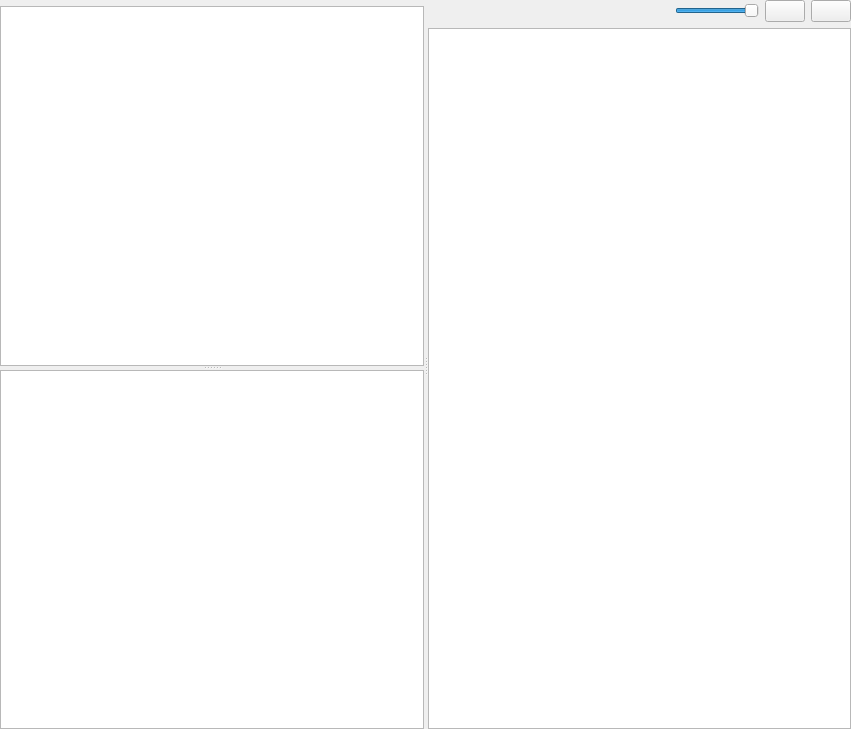
The window that Code/Editor/EditorFramework/Assets/AssetBrowserWidget.ui (ezEngine/ezEngine) describes before a commit, drawn with Qt 5.
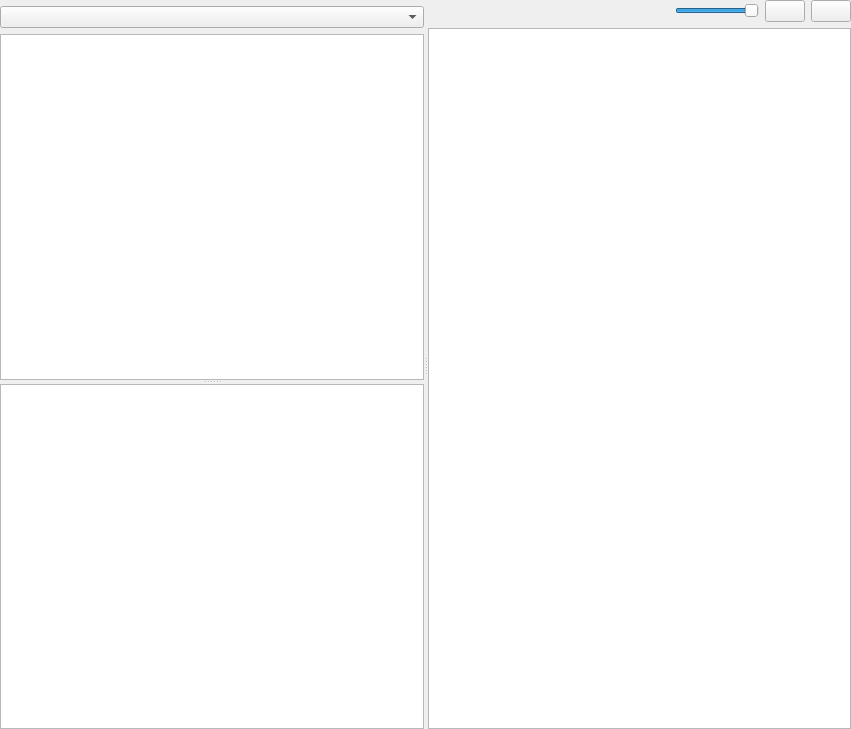
The same window after the commit. Icons and pictures are not drawn. Custom widgets are drawn as their Qt base class.

Commit message:
Fixed #304: Asset type filter is now a combobox instead of a list
See #304 for details.

```diff
--- a/Code/Editor/EditorFramework/Assets/AssetBrowserWidget.ui
+++ b/Code/Editor/EditorFramework/Assets/AssetBrowserWidget.ui
@@ -41,10 +41,13 @@
       <bool>false</bool>
      </property>
      <widget class="QWidget" name="layoutWidget">
-      <layout class="QVBoxLayout" name="verticalLayout" stretch="0,1">
+      <layout class="QVBoxLayout" name="verticalLayout" stretch="0,0,1">
        <item>
         <widget class="ezQtSearchWidget" name="SearchWidget" native="true"/>
        </item>
+       <item>
+        <widget class="QComboBox" name="TypeFilter"/>
+       </item>
        <item>
         <widget class="QSplitter" name="LeftSplitter">
          <property name="orientation">
```
The commit also changes 4 other files.
